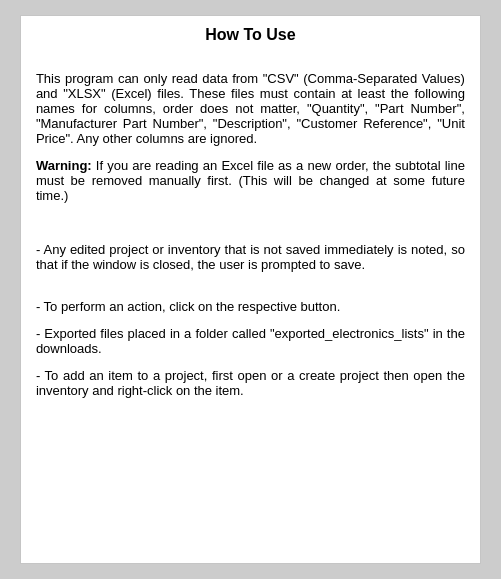
Old version of the form Program_Files/UI_Files/how_to_use_program.ui in the repository Thomas1B/Electronics-Inventory-Program.
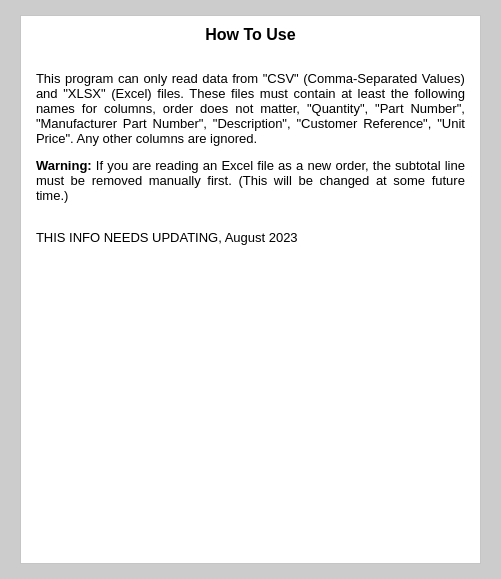
New version of the form. Icons and pictures are not drawn.

The edit to the form file:
```diff
--- a/Program_Files/UI_Files/how_to_use_program.ui
+++ b/Program_Files/UI_Files/how_to_use_program.ui
@@ -101,11 +101,7 @@
 &lt;p align=&quot;justify&quot; style=&quot; margin-top:12px; margin-bottom:12px; margin-left:0px; margin-right:0px; -qt-block-indent:0; text-indent:0px;&quot;&gt;&lt;br /&gt;This program can only read data from &amp;quot;CSV&amp;quot; (Comma-Separated Values) and &amp;quot;XLSX&amp;quot; (Excel) files. These files must contain at least the following names for columns, order does not matter, &amp;quot;Quantity&amp;quot;, &amp;quot;Part Number&amp;quot;, &amp;quot;Manufacturer Part Number&amp;quot;, &amp;quot;Description&amp;quot;, &amp;quot;Customer Reference&amp;quot;, &amp;quot;Unit Price&amp;quot;. Any other columns are ignored.&lt;/p&gt;
 &lt;p align=&quot;justify&quot; style=&quot; margin-top:12px; margin-bottom:12px; margin-left:0px; margin-right:0px; -qt-block-indent:0; text-indent:0px;&quot;&gt;&lt;span style=&quot; font-weight:600;&quot;&gt;Warning: &lt;/span&gt;If you are reading an Excel file as a new order, the subtotal line must be removed manually first. (This will be changed at some future time.)&lt;/p&gt;
 &lt;p align=&quot;justify&quot; style=&quot;-qt-paragraph-type:empty; margin-top:12px; margin-bottom:0px; margin-left:0px; margin-right:0px; -qt-block-indent:0; text-indent:0px;&quot;&gt;&lt;br /&gt;&lt;/p&gt;
-&lt;p align=&quot;justify&quot; style=&quot; margin-top:12px; margin-bottom:0px; margin-left:0px; margin-right:0px; -qt-block-indent:0; text-indent:0px;&quot;&gt;- Any edited project or inventory that is not saved immediately is noted, so that if the window is closed, the user is prompted to save.&lt;/p&gt;
-&lt;p align=&quot;justify&quot; style=&quot;-qt-paragraph-type:empty; margin-top:12px; margin-bottom:0px; margin-left:0px; margin-right:0px; -qt-block-indent:0; text-indent:0px;&quot;&gt;&lt;br /&gt;&lt;/p&gt;
-&lt;p align=&quot;justify&quot; style=&quot; margin-top:0px; margin-bottom:12px; margin-left:0px; margin-right:0px; -qt-block-indent:0; text-indent:0px;&quot;&gt;- To perform an action, click on the respective button.&lt;/p&gt;
-&lt;p align=&quot;justify&quot; style=&quot; margin-top:0px; margin-bottom:12px; margin-left:0px; margin-right:0px; -qt-block-indent:0; text-indent:0px;&quot;&gt;- Exported files placed in a folder called &amp;quot;exported_electronics_lists&amp;quot; in the downloads.&lt;/p&gt;
-&lt;p align=&quot;justify&quot; style=&quot; margin-top:0px; margin-bottom:12px; margin-left:0px; margin-right:0px; -qt-block-indent:0; text-indent:0px;&quot;&gt;- To add an item to a project, first open or a create project then open the inventory and right-click on the item.&lt;/p&gt;&lt;/body&gt;&lt;/html&gt;</string>
+&lt;p align=&quot;justify&quot; style=&quot; margin-top:0px; margin-bottom:12px; margin-left:0px; margin-right:0px; -qt-block-indent:0; text-indent:0px;&quot;&gt;THIS INFO NEEDS UPDATING, August 2023&lt;/p&gt;&lt;/body&gt;&lt;/html&gt;</string>
           </property>
           <property name="textFormat">
            <enum>Qt::AutoText</enum>
```
